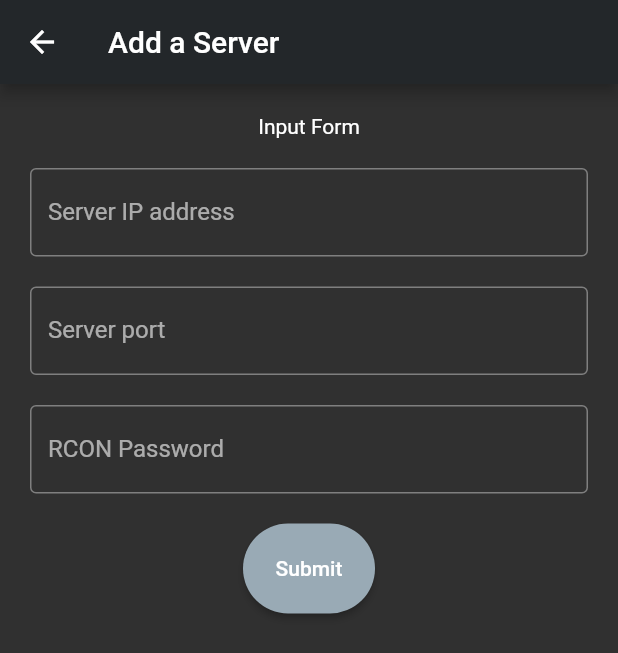
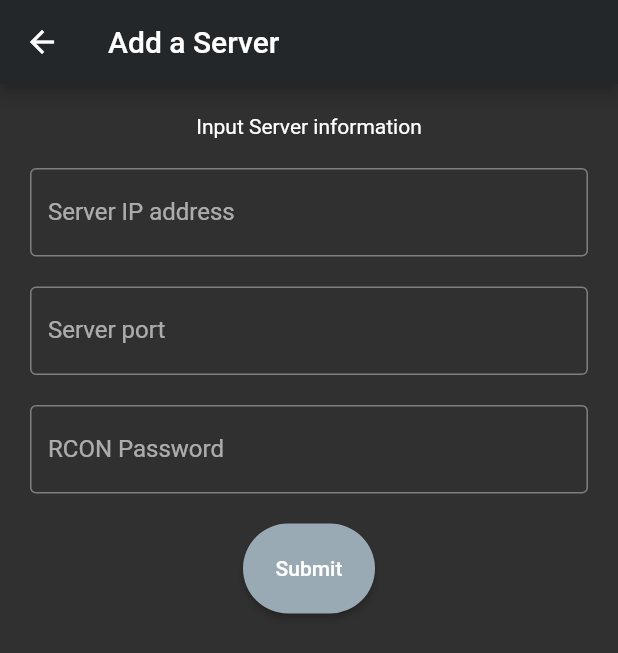
Before and after one commit to mohitkyadav/source-server-manager, a Flutter app: the screen it shows after launch, after a tap on the "add" icon, on a phone screen of 412 x 824 dp. Shown: the top 653 px of the screen. Run offline on Flutter 3.47's test engine with Material 2 defaults, Android fonts, the phone set to English and light mode, and no system bars; our stand-ins replace shared_preferences; missing offline and left inert: source_server.

Commit message:
add type

```diff
--- a/lib/lang/en.json
+++ b/lib/lang/en.json
@@ -1,7 +1,7 @@
 {
   "app_bar_title": "SD-SM",
   "home_page": "Home Page",
-  "input_form": "Input Form",
+  "input_form": "Input Server information",
   "form_ip_field_txt": "Server IP address",
   "form_ip_field_err": "Server address can not be empty",
   "form_port_field_txt": "Server port",
--- a/lib/ui/pages/home/home_drawer_list.dart
+++ b/lib/ui/pages/home/home_drawer_list.dart
@@ -12,7 +12,7 @@ class HomeDrawerList extends StatelessWidget {
         child: Container(
           child: ListView(
             padding: EdgeInsets.zero,
-            children: [
+            children: <Widget>[
               DrawerHeader(
                 child: Container(
                   child: const Icon(
```
